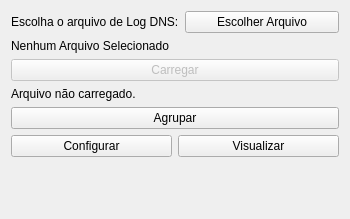
Above: pfc_botnets_qt/logselectorform.ui from yguimaraes/pfc_botnets before the change. Below: the same form after it.
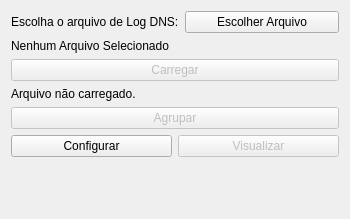
That is the form after the change.

Commit message: enables plot and clustering after loading a log

Patch:
```diff
--- a/pfc_botnets_qt/logselectorform.ui
+++ b/pfc_botnets_qt/logselectorform.ui
@@ -53,7 +53,10 @@
     </widget>
    </item>
    <item row="4" column="0" colspan="2">
-    <widget class="QPushButton" name="pushButton_2">
+    <widget class="QPushButton" name="cluster_button">
+     <property name="enabled">
+      <bool>false</bool>
+     </property>
      <property name="text">
       <string>Agrupar</string>
      </property>
@@ -70,6 +73,9 @@
      </item>
      <item>
       <widget class="QPushButton" name="plot_button">
+       <property name="enabled">
+        <bool>false</bool>
+       </property>
        <property name="text">
         <string>Visualizar</string>
        </property>
```
The commit also changes 1 other file.
